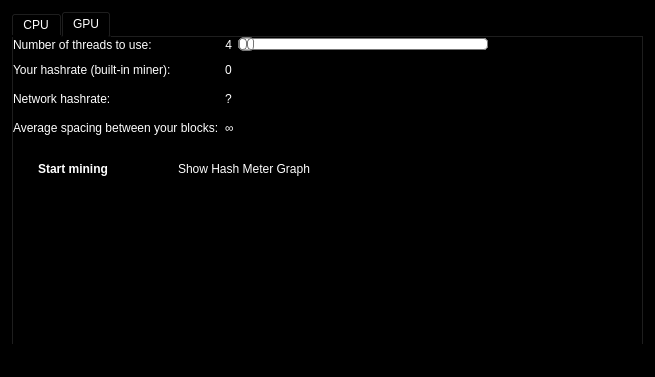
The window that src/qt/forms/miningpage.ui (duality-solutions/Dynamic) describes before a commit, drawn with Qt 5.
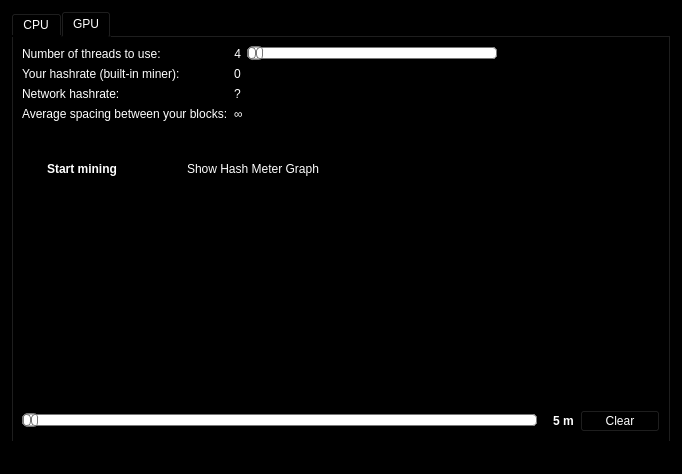
The same window after the commit. The open tabs and pages were chosen to show the change. Custom widgets are drawn as their Qt base class.

Commit message: Fix Qt mining page layout so it expands

What changed in the file:
```diff
--- a/src/qt/forms/miningpage.ui
+++ b/src/qt/forms/miningpage.ui
@@ -6,8 +6,8 @@
    <rect>
     <x>0</x>
     <y>0</y>
-    <width>655</width>
-    <height>377</height>
+    <width>682</width>
+    <height>474</height>
    </rect>
   </property>
   <property name="windowTitle">
@@ -19,6 +19,8 @@
   </property>
   <layout class="QVBoxLayout" name="verticalLayout">
    <item>
+    <layout class="QHBoxLayout" name="horizontalLayout_0">
+     <item>
     <widget class="QTabWidget" name="tabWidget">
      <property name="styleSheet">
       <string notr="true">#bgWidget { background: rgba(0,0,0,220); }</string>
@@ -487,6 +489,12 @@
       <zorder>layoutWidget</zorder>
      </widget>
      <widget class="QWidget" name="GPU">
+        <property name="sizePolicy">
+         <sizepolicy hsizetype="Expanding" vsizetype="Expanding">
+          <horstretch>0</horstretch>
+          <verstretch>0</verstretch>
+         </sizepolicy>
+        </property>
       <property name="styleSheet">
        <string notr="true">background-color: rgb(0, 0, 0);
 color: rgb(255, 255, 255);</string>
@@ -494,15 +502,8 @@
       <attribute name="title">
        <string>GPU</string>
       </attribute>
-      <widget class="QWidget" name="layoutWidget">
-       <property name="geometry">
-        <rect>
-         <x>0</x>
-         <y>0</y>
-         <width>631</width>
-         <height>102</height>
-        </rect>
-       </property>
+        <layout class="QGridLayout" name="gridLayout_4">
+         <item row="0" column="0">
        <layout class="QHBoxLayout" name="horizontalLayout_4">
         <item>
          <layout class="QGridLayout" name="gridLayout_2">
@@ -688,16 +689,84 @@
          </spacer>
         </item>
        </layout>
-      </widget>
-      <widget class="QWidget" name="layoutWidget_2">
-       <property name="geometry">
-        <rect>
-         <x>0</x>
-         <y>174</y>
-         <width>631</width>
-         <height>154</height>
-        </rect>
-       </property>
+         </item>
+         <item row="1" column="0">
+          <layout class="QHBoxLayout" name="horizontalLayout_12">
+           <item>
+            <widget class="QPushButton" name="pushSwitchGPUMining">
+             <property name="styleSheet">
+              <string notr="true">QPushButton { /* Global Button Style */
+background-color:qlineargradient(x1: 0, y1: 0, x2: 0, y2: 1, stop: .01 #8F5BA3, stop: .1 #771F99, stop: .95 #771F99, stop: 1 #520072);
+border:0;
+border-radius:3px;
+color:#ffffff;
+font-size:12px;
+font-weight:bold;
+padding-left:25px;
+padding-right:25px;
+padding-top:5px;
+padding-bottom:5px;
+}
+
+QPushButton:hover {
+background-color:qlineargradient(x1: 0, y1: 0, x2: 0, y2: 1, stop: .01 #BA77D4, stop: .1 #9F2DCC, stop: .95 #9F2DCC, stop: 1 #7400A1);
+}
+
+QPushButton:focus {
+border:none;
+outline:none;
+}
+
+QPushButton:pressed {
+background-color:qlineargradient(x1: 0, y1: 0, x2: 0, y2: 1, stop: .01 #8F5BA3, stop: .1 #771F99, stop: .95 #771F99, stop: 1 #520072);
+border:1px solid #520072;
+}</string>
+             </property>
+             <property name="text">
+              <string>Start mining</string>
+             </property>
+            </widget>
+           </item>
+           <item>
+            <spacer name="verticalSpacer_5">
+             <property name="orientation">
+              <enum>Qt::Vertical</enum>
+             </property>
+             <property name="sizeHint" stdset="0">
+              <size>
+               <width>20</width>
+               <height>100</height>
+              </size>
+             </property>
+            </spacer>
+           </item>
+           <item>
+            <widget class="QCheckBox" name="checkBoxShowGPUGraph">
+             <property name="styleSheet">
+              <string notr="true">background-color: rgb(0, 0, 0);
+color: rgb(255, 255, 255);</string>
+             </property>
+             <property name="text">
+              <string>Show Hash Meter Graph</string>
+             </property>
+            </widget>
+           </item>
+           <item>
+            <spacer name="horizontalSpacer_4">
+             <property name="orientation">
+              <enum>Qt::Horizontal</enum>
+             </property>
+             <property name="sizeHint" stdset="0">
+              <size>
+               <width>40</width>
+               <height>20</height>
+              </size>
+             </property>
+            </spacer>
+           </item>
+          </layout>
+         </item>
+         <item row="2" column="0">
        <layout class="QHBoxLayout" name="horizontalLayout_9">
         <item>
          <widget class="HashRateGraphWidget" name="minerGPUHashRateWidget" native="true">
@@ -727,16 +796,8 @@
          </spacer>
         </item>
        </layout>
-      </widget>
-      <widget class="QWidget" name="layoutWidget_3">
-       <property name="geometry">
-        <rect>
-         <x>0</x>
-         <y>338</y>
-         <width>631</width>
-         <height>34</height>
-        </rect>
-       </property>
+         </item>
+         <item row="3" column="0">
        <layout class="QHBoxLayout" name="horizontalLayout_10">
         <item>
          <widget class="QSlider" name="sliderGPUGraphSampleTime">
@@ -847,93 +908,12 @@
          </widget>
         </item>
        </layout>
-      </widget>
-      <widget class="QWidget" name="layoutWidget_4">
-       <property name="geometry">
-        <rect>
-         <x>0</x>
-         <y>100</y>
-         <width>631</width>
-         <height>64</height>
-        </rect>
-       </property>
-       <layout class="QHBoxLayout" name="horizontalLayout_12">
-        <item>
-         <widget class="QPushButton" name="pushSwitchGPUMining">
-          <property name="styleSheet">
-           <string notr="true">QPushButton { /* Global Button Style */
-background-color:qlineargradient(x1: 0, y1: 0, x2: 0, y2: 1, stop: .01 #8F5BA3, stop: .1 #771F99, stop: .95 #771F99, stop: 1 #520072);
-border:0;
-border-radius:3px;
-color:#ffffff;
-font-size:12px;
-font-weight:bold;
-padding-left:25px;
-padding-right:25px;
-padding-top:5px;
-padding-bottom:5px;
-}
-
-QPushButton:hover {
-background-color:qlineargradient(x1: 0, y1: 0, x2: 0, y2: 1, stop: .01 #BA77D4, stop: .1 #9F2DCC, stop: .95 #9F2DCC, stop: 1 #7400A1);
-}
-
-QPushButton:focus {
-border:none;
-outline:none;
-}
-
-QPushButton:pressed {
-background-color:qlineargradient(x1: 0, y1: 0, x2: 0, y2: 1, stop: .01 #8F5BA3, stop: .1 #771F99, stop: .95 #771F99, stop: 1 #520072);
-border:1px solid #520072;
-}</string>
-          </property>
-          <property name="text">
-           <string>Start mining</string>
-          </property>
-         </widget>
-        </item>
-        <item>
-         <spacer name="verticalSpacer_5">
-          <property name="orientation">
-           <enum>Qt::Vertical</enum>
-          </property>
-          <property name="sizeHint" stdset="0">
-           <size>
-            <width>20</width>
-            <height>100</height>
-           </size>
-          </property>
-         </spacer>
-        </item>
-        <item>
-         <widget class="QCheckBox" name="checkBoxShowGPUGraph">
-          <property name="styleSheet">
-           <string notr="true">background-color: rgb(0, 0, 0);
-color: rgb(255, 255, 255);</string>
-          </property>
-          <property name="text">
-           <string>Show Hash Meter Graph</string>
-          </property>
-         </widget>
-        </item>
-        <item>
-         <spacer name="horizontalSpacer_4">
-          <property name="orientation">
-           <enum>Qt::Horizontal</enum>
-          </property>
-          <property name="sizeHint" stdset="0">
-           <size>
-            <width>40</width>
-            <height>20</height>
-           </size>
-          </property>
-         </spacer>
-        </item>
+         </item>
        </layout>
       </widget>
      </widget>
-    </widget>
+     </item>
+    </layout>
    </item>
    <item>
     <widget class="QLabel" name="labelAddress">
```
Left out of the diff: 60 changed lines with no effect on the pictures. Lines whose indentation alone changed are shown as unchanged.
